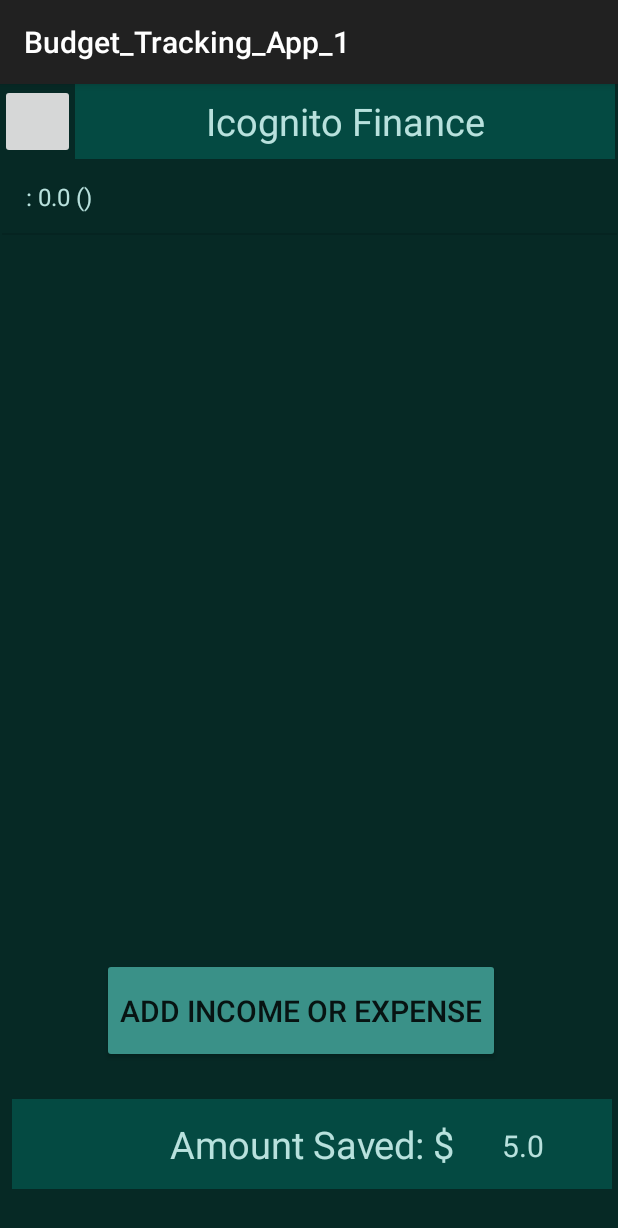
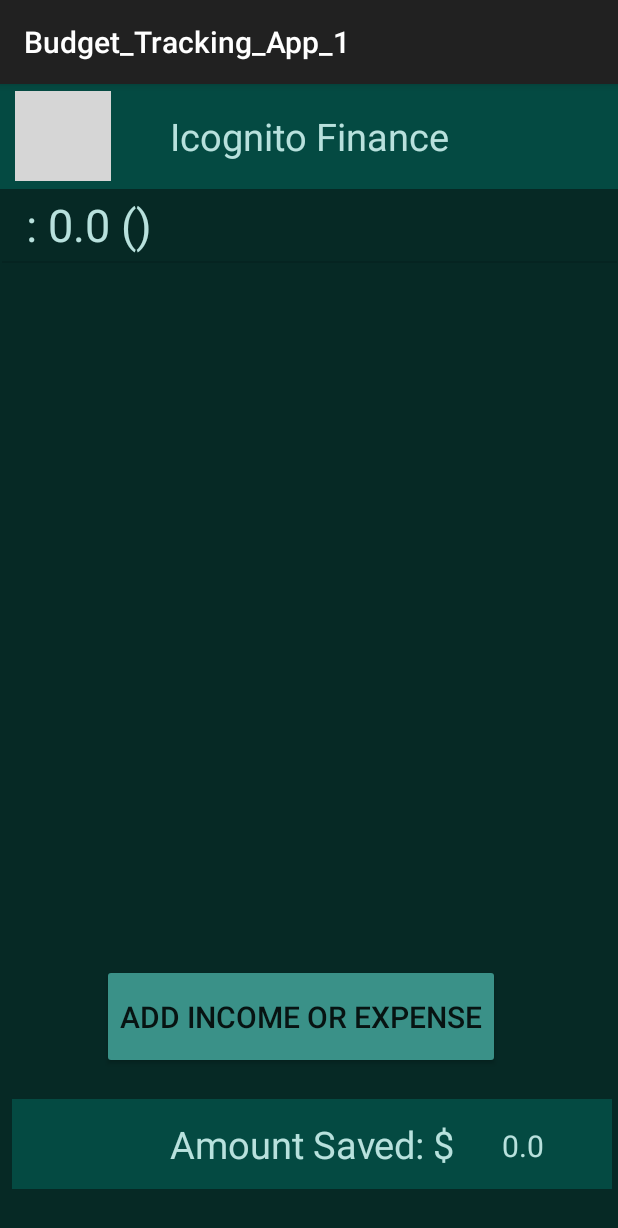
Before and after one commit to zientekb1/Incognito-Finance, an Android app: the user_input_info screen opened directly, with no data from a screen before it, after a tap on "ENTER", on a phone screen of 412 x 824 dp. Shown: the top 1228 px of the screen. Run offline under Robolectric (Android 15) with nearby library versions, the light colour scheme and no system bars; 1 statement that could not run was skipped; grey boxes are pictures that could not be loaded.

Commit message:
cleaned code on user and main .java files and put more comments. Gave a picture to the settings icon.

```diff
--- a/app/src/main/java/com/example/budget_tracking_app_1/MainActivity.java
+++ b/app/src/main/java/com/example/budget_tracking_app_1/MainActivity.java
@@ -12,7 +12,6 @@ import android.widget.Button;
 import android.widget.ListView;
 import android.widget.TextView;
 
-
 import java.util.ArrayList;
 
 public class MainActivity extends AppCompatActivity {
@@ -22,10 +21,10 @@ public class MainActivity extends AppCompatActivity {
     TextView amount_saved_num;
     double amount_total = 0.0;
     SharedPreferences sharedPreferences;
-    public static final String AMOUNT_TOTAL_KEY = "amount_total";
+    public static String AMOUNT_TOTAL_KEY = "amount_total";
 
     @Override
-    protected void onCreate(Bundle savedInstanceState) {
+    public void onCreate(Bundle savedInstanceState) {
         super.onCreate(savedInstanceState);
         setContentView(R.layout.activity_main);
         show = findViewById(R.id.Name_list);
@@ -39,11 +38,13 @@ public class MainActivity extends AppCompatActivity {
         add_income_button = findViewById(R.id.Add_Budget_or_Expense);
         add_income_button.setOnClickListener(new View.OnClickListener() {
             public void onClick(View v) {
+                // Open the user_input_info activity and pass the amount_total value
                 Intent intent = new Intent(MainActivity.this, user_input_info.class);
                 intent.putExtra("amount_total", amount_total);
                 startActivity(intent);
             }
         });
+
         // Retrieve the values from the Intent
         Intent intent = getIntent();
         if (intent != null) {
@@ -53,25 +54,26 @@ public class MainActivity extends AppCompatActivity {
 
             // Add name, income, and date to the addArray ArrayList
             addArray.add(name + ": " + income + " (" + date + ")");
+        }
 
-            CustomArrayAdapter adapter = new CustomArrayAdapter(MainActivity.this, android.R.layout.simple_list_item_1, addArray);
-            show.setAdapter(adapter);
-        }
+        // Create and set the adapter outside the if statement to handle both cases
+        CustomArrayAdapter adapter = new CustomArrayAdapter(MainActivity.this, android.R.layout.simple_list_item_1, addArray);
+        show.setAdapter(adapter);
     }
 
-    private class CustomArrayAdapter extends ArrayAdapter<String> {
+    class CustomArrayAdapter extends ArrayAdapter<String> {
         public CustomArrayAdapter(MainActivity context, int resource, ArrayList<String> items) {
             super(context, resource, items);
         }
 
-        @Override
         public View getView(int position, View convertView, android.view.ViewGroup parent) {
             View view = super.getView(position, convertView, parent);
 
-            // Set the text color to #B8E1DD
+            // Set the text color
             TextView textView = (TextView) view.findViewById(android.R.id.text1);
             textView.setTextColor(Color.parseColor("#B8E1DD"));
-
+            // Set the font size
+            textView.setTextSize(30);
             return view;
         }
     }
--- a/app/src/main/java/com/example/budget_tracking_app_1/user_input_info.java
+++ b/app/src/main/java/com/example/budget_tracking_app_1/user_input_info.java
@@ -23,7 +23,7 @@ public class user_input_info extends AppCompatActivity {
     RadioButton radioButton;
     double amount_total = 0.0;
     SharedPreferences sharedPreferences;
-    public static final String AMOUNT_TOTAL_KEY = "amount_total";
+    public static String AMOUNT_TOTAL_KEY = "amount_total";
 
     @Override
     protected void onCreate(Bundle savedInstanceState) {
@@ -31,7 +31,7 @@ public class user_input_info extends AppCompatActivity {
         setContentView(R.layout.activity_user_input_info);
         sharedPreferences = getSharedPreferences("MyPrefs", MODE_PRIVATE);
 
-        // Calendar date stuff
+        // Set up the date picker
         date_edit_text = findViewById(R.id.date_edit_text);
         Calendar calendar = Calendar.getInstance();
         final int day = calendar.get(Calendar.DAY_OF_MONTH);
@@ -40,9 +40,11 @@ public class user_input_info extends AppCompatActivity {
         date_edit_text.setOnClickListener(new View.OnClickListener() {
             @Override
             public void onClick(View v) {
+                // Open a dialog to select a date
                 datePickerDialog = new DatePickerDialog(user_input_info.this, new DatePickerDialog.OnDateSetListener() {
                     @Override
                     public void onDateSet(DatePicker view, int year, int month, int dayOfMonth) {
+                        // Set the selected date to the date_edit_text field
                         date_edit_text.setText((month + 1) + "/" + dayOfMonth + "/" + year);
                     }
                 }, year, month, day);
@@ -50,17 +52,18 @@ public class user_input_info extends AppCompatActivity {
             }
         });
 
-        // return button stuff
+        // Handle the return button click
         return_button = findViewById(R.id.Return_button);
         return_button.setOnClickListener(new View.OnClickListener() {
             @Override
             public void onClick(View view) {
+                // Return to the main activity
                 Intent intent = new Intent(user_input_info.this, MainActivity.class);
                 startActivity(intent);
             }
         });
 
-        // enter button stuff
+        // Handle the enter button click
         name_text = findViewById(R.id.name_edit_text);
         income_text = findViewById(R.id.Income_edit_text);
         date_edit_text = findViewById(R.id.date_edit_text);
@@ -69,28 +72,29 @@ public class user_input_info extends AppCompatActivity {
         enter_button.setOnClickListener(new View.OnClickListener() {
             @Override
             public void onClick(View v) {
+                // Get user input values
                 String name = name_text.getText().toString();
                 double income = Double.parseDouble(income_text.getText().toString());
                 String date = date_edit_text.getText().toString();
                 int radioId = radioGroup.getCheckedRadioButtonId();
                 radioButton = findViewById(radioId);
 
+                // Retrieve the current total amount from SharedPreferences
                 amount_total = sharedPreferences.getFloat(AMOUNT_TOTAL_KEY, 0.0f);
 
+                // Update the total amount based on the selected radio button
                 if (radioId == R.id.Expense_button) {
                     amount_total -= income;
                 } else if (radioId == R.id.Income_button) {
                     amount_total += income;
-                } else {
-                    amount_total += 5;
                 }
 
-                // Update the value of amount_total in SharedPreferences
+                // Update the total amount in SharedPreferences
                 SharedPreferences.Editor editor = sharedPreferences.edit();
                 editor.putFloat(AMOUNT_TOTAL_KEY, (float) amount_total);
                 editor.apply();
 
-                // Create an Intent to return the data to MainActivity
+                // Return the data to the main activity
                 Intent intent = new Intent(user_input_info.this, MainActivity.class);
                 intent.putExtra("name", name);
                 intent.putExtra("income", income);
@@ -99,6 +103,5 @@ public class user_input_info extends AppCompatActivity {
                 startActivity(intent);
             }
         });
-
     }
 }
--- a/app/src/main/res/layout/activity_main.xml
+++ b/app/src/main/res/layout/activity_main.xml
@@ -9,30 +9,11 @@
     android:textAlignment="textEnd"
     tools:context=".MainActivity">
 
-    <LinearLayout
-        android:id="@+id/settings_icon"
-        android:layout_width="wrap_content"
-        android:layout_height="wrap_content"
-        android:orientation="horizontal"
-        app:layout_constraintStart_toStartOf="parent"
-        app:layout_constraintTop_toTopOf="parent">
-
-        <ImageButton
-            android:id="@+id/imageButton"
-            android:layout_width="50dp"
-            android:layout_height="50dp"
-            android:layout_gravity="center"
-            android:contentDescription="Gear"
-            android:scaleType="centerInside"
-            android:textAlignment="gravity"
-            app:background="@drawable/computer_g47aa8b6cd_640"
-            app:layout_constraintStart_toStartOf="parent"
-            app:layout_constraintTop_toTopOf="parent" />
-
     <TextView
         android:id="@+id/Icognito_Finance"
-            android:layout_width="360dp"
-            android:layout_height="match_parent"
+        android:layout_width="match_parent"
+        android:layout_height="wrap_content"
+        android:height="70dp"
         android:background="#044A42"
         android:backgroundTint="#044A42"
         android:gravity="center"
@@ -40,16 +21,30 @@
         android:textAlignment="gravity"
         android:textColor="#B8E1DD"
         android:textColorHint="#044A42"
-            android:textSize="25sp" />
+        android:textSize="25sp"
+        app:layout_constraintStart_toStartOf="parent"
+        app:layout_constraintTop_toTopOf="parent" />
 
-    </LinearLayout>
+    <ImageButton
+        android:id="@+id/Settings_icon"
+        android:layout_width="64dp"
+        android:layout_height="60dp"
+        android:layout_gravity="center"
+        android:layout_marginStart="10dp"
+        android:layout_marginBottom="5dp"
+        android:layout_weight="1"
+        android:foregroundGravity="center"
+        android:minWidth="70dp"
+        app:layout_constraintBottom_toTopOf="@+id/Name_list"
+        app:layout_constraintStart_toStartOf="@+id/Icognito_Finance"
+        app:srcCompat="@drawable/settings_icon" />
 
     <Button
         android:id="@+id/Add_Budget_or_Expense"
         android:layout_width="wrap_content"
         android:layout_height="wrap_content"
         android:layout_marginStart="68dp"
-        android:layout_marginBottom="24dp"
+        android:layout_marginBottom="20dp"
         android:layout_weight="1"
         android:height="70dp"
         android:backgroundTint="#3A9188"
@@ -81,11 +76,10 @@
         android:layout_width="410dp"
         android:layout_height="478dp"
         android:layout_marginStart="1dp"
-        android:layout_marginTop="1dp"
         android:cacheColorHint="#B8E1DD"
         android:foregroundTint="#B8E1DD"
         app:layout_constraintStart_toStartOf="parent"
-        app:layout_constraintTop_toBottomOf="@+id/settings_icon" />
+        app:layout_constraintTop_toBottomOf="@+id/Icognito_Finance" />
 
     <TextView
         android:id="@+id/amount_saved_num"
```
Lines whose indentation alone changed are shown as unchanged.
